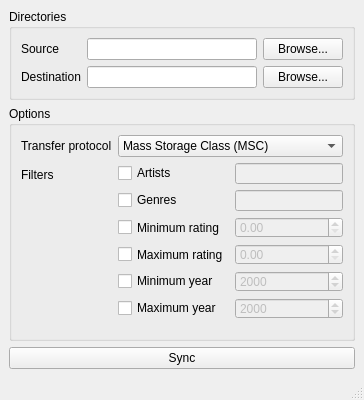
Old version of the form musicsync/resources/ui/main_window.ui in the repository serpest/MusicSync.
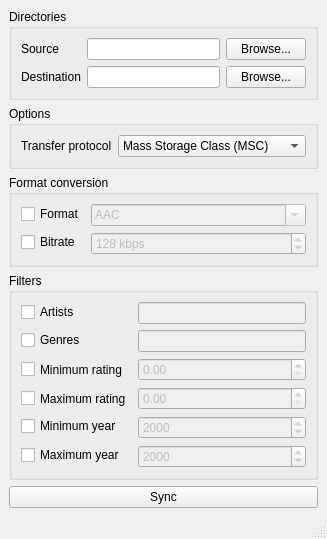
New version of the form.

Commit message: Implement format conversion in GUI, minor changes in GUI & bugs fix

```diff
--- a/musicsync/resources/ui/main_window.ui
+++ b/musicsync/resources/ui/main_window.ui
@@ -4,6 +4,8 @@
  <widget class="QMainWindow" name="MainWindow">
   <property name="geometry">
    <rect>
+    <x>0</x>
+    <y>0</y>
     <width>600</width>
    </rect>
   </property>
@@ -25,7 +27,7 @@
       </property>
      </widget>
     </item>
-    <item row="3" column="0" colspan="2">
+    <item row="1" column="0" colspan="2">
      <widget class="QGroupBox" name="optionsBox">
       <property name="sizePolicy">
        <sizepolicy hsizetype="Preferred" vsizetype="Fixed">
@@ -61,18 +63,168 @@
          </item>
         </widget>
        </item>
-       <item row="2" column="0">
-        <widget class="QLabel" name="filtersLabel">
-         <property name="layoutDirection">
-          <enum>Qt::LeftToRight</enum>
-         </property>
+      </layout>
+     </widget>
+    </item>
+    <item row="2" column="0" colspan="2">
+     <widget class="QGroupBox" name="formatConversionBox">
+      <property name="sizePolicy">
+       <sizepolicy hsizetype="Preferred" vsizetype="Fixed">
+        <horstretch>0</horstretch>
+        <verstretch>0</verstretch>
+       </sizepolicy>
+      </property>
+      <property name="title">
+       <string>Format conversion</string>
+      </property>
+      <layout class="QFormLayout" name="formLayout_3">
+       <item row="0" column="0">
+        <widget class="QCheckBox" name="outputFormatCheckBox">
          <property name="text">
+          <string>Format</string>
+         </property>
+        </widget>
+       </item>
+       <item row="0" column="1">
+        <widget class="QComboBox" name="outputFormatComboBox">
+         <property name="enabled">
+          <bool>false</bool>
+         </property>
+         <property name="sizePolicy">
+          <sizepolicy hsizetype="Expanding" vsizetype="Fixed">
+           <horstretch>0</horstretch>
+           <verstretch>0</verstretch>
+          </sizepolicy>
+         </property>
+         <property name="editable">
+          <bool>true</bool>
+         </property>
+         <item>
+          <property name="text">
+           <string>AAC</string>
+          </property>
+         </item>
+         <item>
+          <property name="text">
+           <string>FLAC</string>
+          </property>
+         </item>
+         <item>
+          <property name="text">
+           <string>MP3</string>
+          </property>
+         </item>
+         <item>
+          <property name="text">
+           <string>Opus</string>
+          </property>
+         </item>
+        </widget>
+       </item>
+       <item row="1" column="0">
+        <widget class="QCheckBox" name="outputBitrateCheckBox">
+         <property name="text">
+          <string>Bitrate</string>
+         </property>
+        </widget>
+       </item>
+       <item row="1" column="1">
+        <widget class="QSpinBox" name="outputBitrateSpinBox">
+         <property name="enabled">
+          <bool>false</bool>
+         </property>
+         <property name="suffix">
+          <string> kbps</string>
+         </property>
+         <property name="minimum">
+          <number>1</number>
+         </property>
+         <property name="maximum">
+          <number>9999</number>
+         </property>
+         <property name="value">
+          <number>128</number>
+         </property>
+        </widget>
+       </item>
+      </layout>
+     </widget>
+    </item>
+    <item row="0" column="0" colspan="2">
+     <widget class="QGroupBox" name="dirsBox">
+      <property name="sizePolicy">
+       <sizepolicy hsizetype="Preferred" vsizetype="Fixed">
+        <horstretch>0</horstretch>
+        <verstretch>0</verstretch>
+       </sizepolicy>
+      </property>
+      <property name="title">
+       <string>Directories</string>
+      </property>
+      <layout class="QFormLayout" name="formLayout_2">
+       <item row="0" column="1">
+        <layout class="QHBoxLayout" name="srcBox">
+         <item>
+          <widget class="QLineEdit" name="srcLine"/>
+         </item>
+         <item>
+          <widget class="QPushButton" name="srcBrowseButton">
+           <property name="text">
+            <string>Browse...</string>
+           </property>
+          </widget>
+         </item>
+        </layout>
+       </item>
+       <item row="1" column="0">
+        <widget class="QLabel" name="destLabel">
+         <property name="text">
+          <string>Destination</string>
+         </property>
+         <property name="buddy">
+          <cstring>destLine</cstring>
+         </property>
+        </widget>
+       </item>
+       <item row="1" column="1">
+        <layout class="QHBoxLayout" name="destBox">
+         <item>
+          <widget class="QLineEdit" name="destLine"/>
+         </item>
+         <item>
+          <widget class="QPushButton" name="destBrowseButton">
+           <property name="text">
+            <string>Browse...</string>
+           </property>
+          </widget>
+         </item>
+        </layout>
+       </item>
+       <item row="0" column="0">
+        <widget class="QLabel" name="srcLabel">
+         <property name="text">
+          <string>Source</string>
+         </property>
+         <property name="buddy">
+          <cstring>srcLine</cstring>
+         </property>
+        </widget>
+       </item>
+      </layout>
+     </widget>
+    </item>
+    <item row="3" column="0" colspan="2">
+     <widget class="QGroupBox" name="filtersBox">
+      <property name="sizePolicy">
+       <sizepolicy hsizetype="Preferred" vsizetype="Fixed">
+        <horstretch>0</horstretch>
+        <verstretch>0</verstretch>
+       </sizepolicy>
+      </property>
+      <property name="title">
           <string>Filters</string>
          </property>
-        </widget>
-       </item>
-       <item row="2" column="1">
-        <layout class="QGridLayout" name="filtersBox">
+      <layout class="QFormLayout" name="formLayout_3">
          <item row="0" column="0">
           <widget class="QCheckBox" name="artistsCheckBox">
            <property name="text">
@@ -202,71 +354,6 @@
            </property>
            <property name="value">
             <number>2000</number>
-           </property>
-          </widget>
-         </item>
-        </layout>
-       </item>
-      </layout>
-     </widget>
-    </item>
-    <item row="2" column="0" colspan="2">
-     <widget class="QGroupBox" name="dirsBox">
-      <property name="sizePolicy">
-       <sizepolicy hsizetype="Preferred" vsizetype="Fixed">
-        <horstretch>0</horstretch>
-        <verstretch>0</verstretch>
-       </sizepolicy>
-      </property>
-      <property name="title">
-       <string>Directories</string>
-      </property>
-      <layout class="QFormLayout" name="formLayout_2">
-       <item row="1" column="1">
-        <layout class="QHBoxLayout" name="srcBox">
-         <item>
-          <widget class="QLineEdit" name="srcLine"/>
-         </item>
-         <item>
-          <widget class="QPushButton" name="srcBrowseButton">
-           <property name="text">
-            <string>Browse...</string>
-           </property>
-          </widget>
-         </item>
-        </layout>
-       </item>
-       <item row="3" column="0">
-        <widget class="QLabel" name="destLabel">
-         <property name="text">
-          <string>Destination</string>
-         </property>
-         <property name="buddy">
-          <cstring>destLine</cstring>
-         </property>
-        </widget>
-       </item>
-       <item row="3" column="1">
-        <layout class="QHBoxLayout" name="destBox">
-         <item>
-          <widget class="QLineEdit" name="destLine"/>
-         </item>
-         <item>
-          <widget class="QPushButton" name="destBrowseButton">
-           <property name="text">
-            <string>Browse...</string>
-           </property>
-          </widget>
-         </item>
-        </layout>
-       </item>
-       <item row="1" column="0">
-        <widget class="QLabel" name="srcLabel">
-         <property name="text">
-          <string>Source</string>
-         </property>
-         <property name="buddy">
-          <cstring>srcLine</cstring>
          </property>
         </widget>
        </item>
```
Lines whose indentation alone changed are shown as unchanged. The commit also changes 3 other files.
